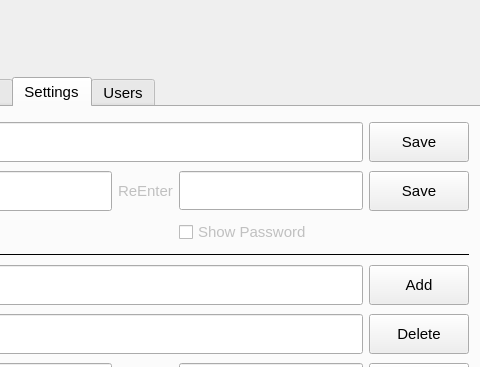
This is main.ui in Porcupine1/School_Library_System as Qt 5 draws it before an edit; both pictures show x 515 to 995 and y 0 to 367 of the 1200 by 600 pixel window. The edited form follows.
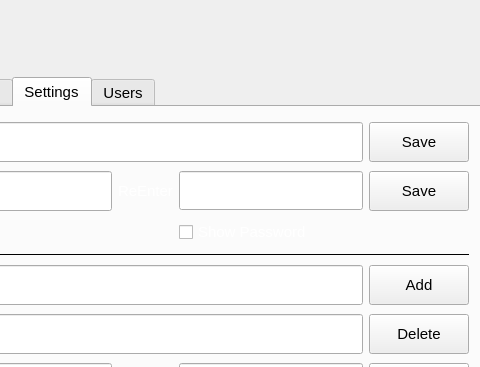
This is the edited form. The open tabs and pages were chosen to show the change. Icons and pictures are not drawn.

Commit message: added class and house settings functionality

Patch:
```diff
--- a/main.ui
+++ b/main.ui
@@ -6443,9 +6443,9 @@
                 <colorrole role="WindowText">
                  <brush brushstyle="SolidPattern">
                   <color alpha="255">
-                   <red>192</red>
-                   <green>192</green>
-                   <blue>192</blue>
+                   <red>255</red>
+                   <green>255</green>
+                   <blue>255</blue>
                   </color>
                  </brush>
                 </colorrole>
@@ -6454,9 +6454,9 @@
                 <colorrole role="WindowText">
                  <brush brushstyle="SolidPattern">
                   <color alpha="255">
-                   <red>192</red>
-                   <green>192</green>
-                   <blue>192</blue>
+                   <red>255</red>
+                   <green>255</green>
+                   <blue>255</blue>
                   </color>
                  </brush>
                 </colorrole>
@@ -6641,9 +6641,9 @@
                 <colorrole role="WindowText">
                  <brush brushstyle="SolidPattern">
                   <color alpha="255">
-                   <red>192</red>
-                   <green>192</green>
-                   <blue>192</blue>
+                   <red>255</red>
+                   <green>255</green>
+                   <blue>255</blue>
                   </color>
                  </brush>
                 </colorrole>
@@ -6652,9 +6652,9 @@
                 <colorrole role="WindowText">
                  <brush brushstyle="SolidPattern">
                   <color alpha="255">
-                   <red>192</red>
-                   <green>192</green>
-                   <blue>192</blue>
+                   <red>255</red>
+                   <green>255</green>
+                   <blue>255</blue>
                   </color>
                  </brush>
                 </colorrole>
```
Left out of the diff: 33 changed lines with no effect on the pictures. The commit also changes 1 other file.
